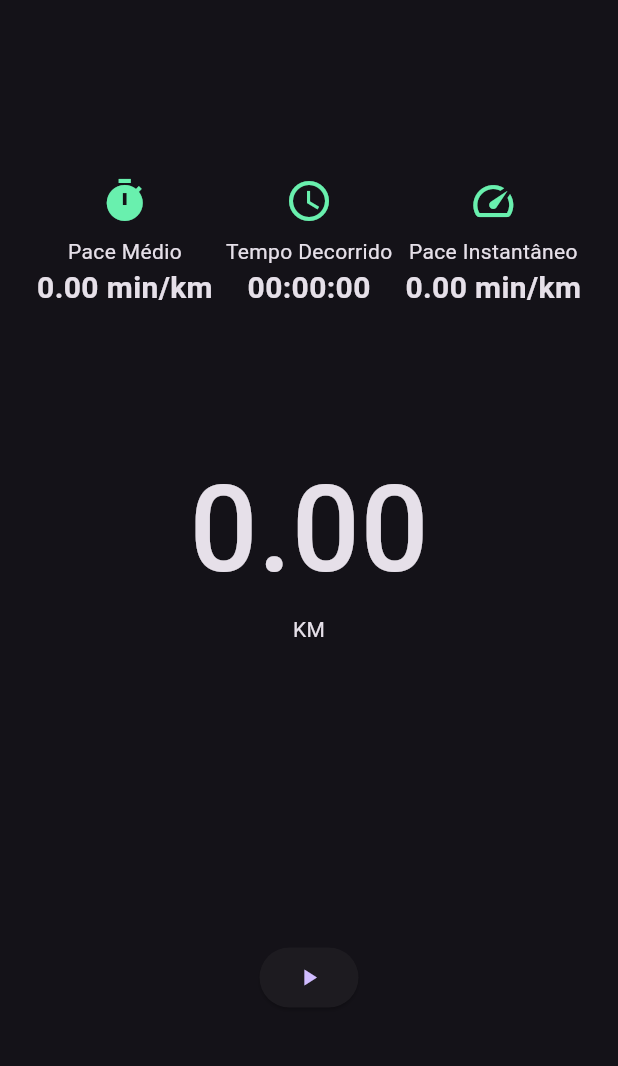
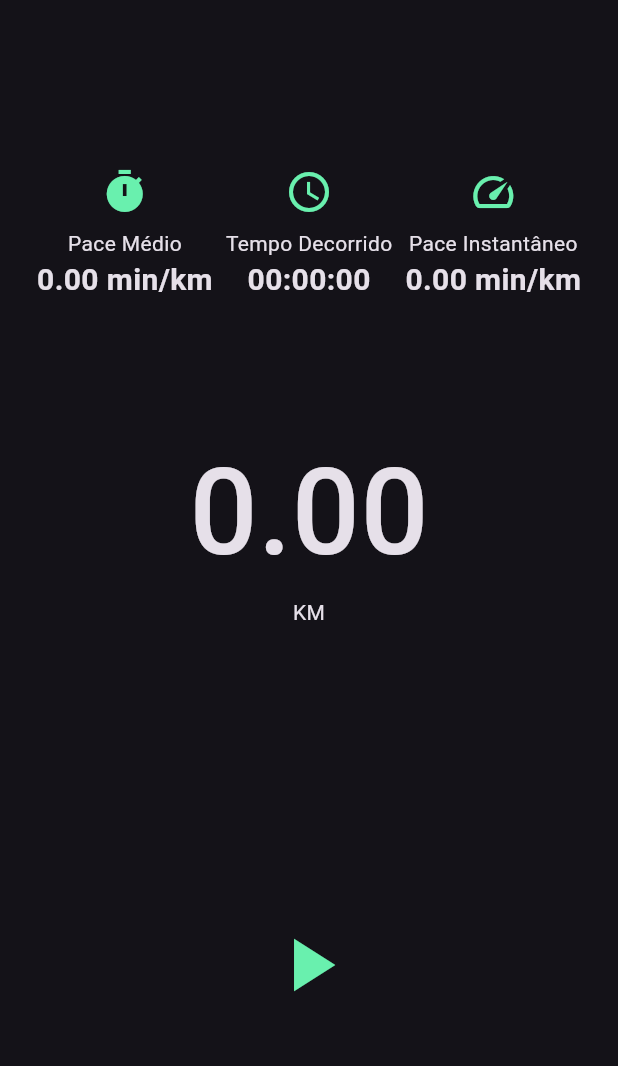
Before and after one commit to danieljoinedgithub/PaceMate, a Flutter app: the screen it shows after launch, on a phone screen of 412 x 824 dp, the part 65-1131 px from its top. Run offline on Flutter 3.47's test engine with Material 3 defaults, Android fonts, the phone set to English and light mode, and no system bars; our stand-ins replace location.

Commit message:
minor updates
--user permissions in Manifest.xml
--minor ui changes

```diff
--- a/lib/main.dart
+++ b/lib/main.dart
@@ -98,13 +98,19 @@ class _MainScreenState extends State<MainScreen> {
             // Start/Stop buttons
             SizedBox(height: 20),
             isRunning
-                ? ElevatedButton(
+                ? TextButton(
                     onPressed: _stopRun,
-                    child: Icon(Icons.stop),
+                    child: Icon(
+                      Icons.stop,
+                      size: 60,
+                      color: Colors.redAccent,),
                   )
-                : ElevatedButton(
+                : TextButton(
                     onPressed: _startRun,
-                    child: Icon(Icons.play_arrow),
+                    child: Icon(
+                      Icons.play_arrow,
+                      size: 60,
+                      color: Colors.greenAccent,),
                   ),
           ],
         ),
```
Also changed, not shown: lib/corrida_atual.dart (+9 -9 lines), 12 other files.
